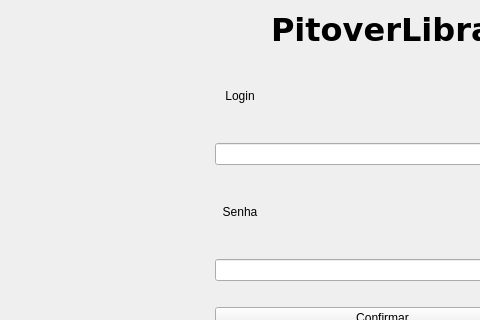
Old version of the form login.ui in the repository adrianorocha-dev/PiltoverLibrary; both pictures show x 102 to 582 and y 0 to 320 of the 963 by 568 pixel window.
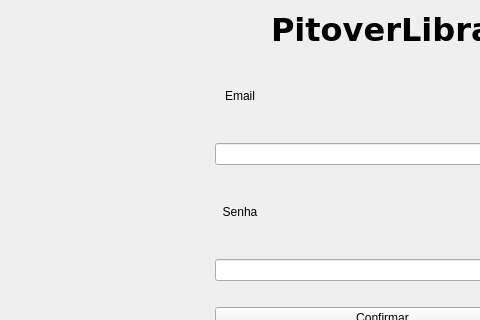
New version of the form. Icons and pictures are not drawn.

Diff of the .ui file:
```diff
--- a/login.ui
+++ b/login.ui
@@ -95,7 +95,7 @@
    <item row="1" column="1">
     <widget class="QLabel" name="label">
      <property name="text">
-      <string>Login</string>
+      <string>Email</string>
      </property>
      <property name="alignment">
       <set>Qt::AlignCenter</set>
```
